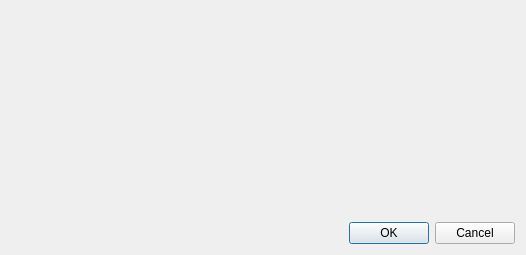
This is source/Gui/ComputationSettingsDialog.ui in chrxh/alien as Qt 5 draws it before an edit. The edited form follows.
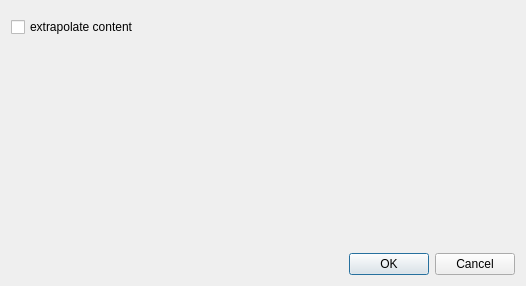
This is the edited form. Custom widgets are drawn as their Qt base class.

Commit message:
- feature added: extrapolating content possible
- job processing in maincontroller refactored using lambdas
- example add: sense large cluster

What changed in the file:
```diff
--- a/source/Gui/ComputationSettingsDialog.ui
+++ b/source/Gui/ComputationSettingsDialog.ui
@@ -7,14 +7,14 @@
     <x>0</x>
     <y>0</y>
     <width>526</width>
-    <height>255</height>
+    <height>286</height>
    </rect>
   </property>
   <property name="windowTitle">
    <string>computation settings</string>
   </property>
   <layout class="QGridLayout" name="gridLayout">
-   <item row="1" column="0">
+   <item row="2" column="0">
     <spacer name="verticalSpacer">
      <property name="orientation">
       <enum>Qt::Vertical</enum>
@@ -27,7 +27,7 @@
      </property>
     </spacer>
    </item>
-   <item row="2" column="0">
+   <item row="3" column="0">
     <widget class="QDialogButtonBox" name="buttonBox">
      <property name="orientation">
       <enum>Qt::Horizontal</enum>
@@ -47,6 +47,13 @@
      </property>
     </widget>
    </item>
+   <item row="1" column="0">
+    <widget class="QCheckBox" name="extrapolateContentCheckBox">
+     <property name="text">
+      <string>extrapolate content</string>
+     </property>
+    </widget>
+   </item>
   </layout>
  </widget>
  <layoutdefault spacing="6" margin="11"/>
```
The commit also changes 27 other files.
